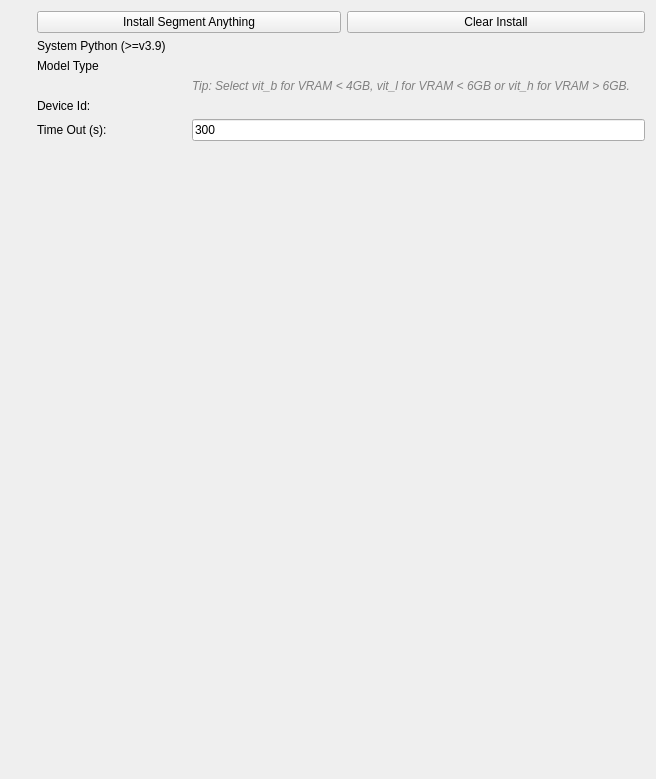
First picture: the form in Plugins/org.mitk.gui.qt.segmentation/src/QmitkSegmentAnythingPreferencePage.ui, repository MITK/MITK, before the edit.
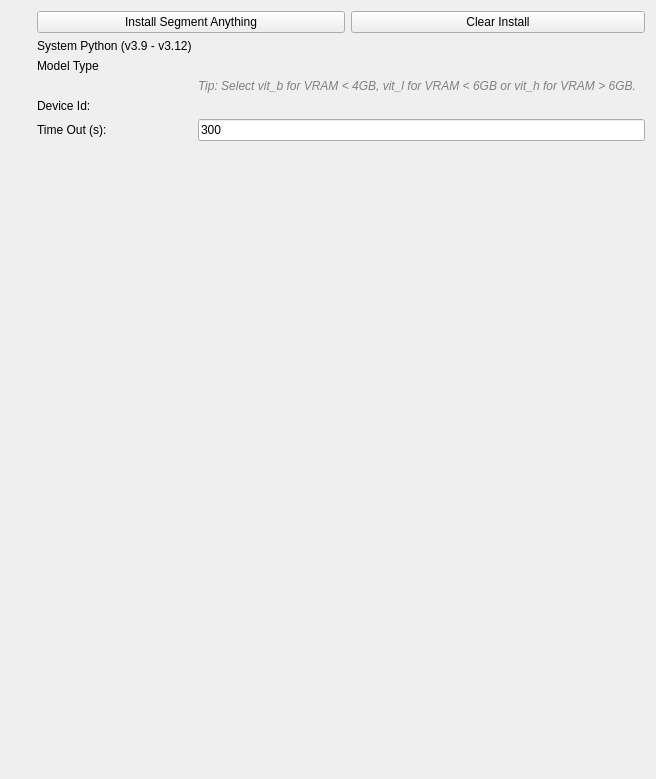
Second picture: the form after the edit. Custom widgets are drawn as their Qt base class.

Commit message: Python version range specification update

```diff
--- a/Plugins/org.mitk.gui.qt.segmentation/src/QmitkSegmentAnythingPreferencePage.ui
+++ b/Plugins/org.mitk.gui.qt.segmentation/src/QmitkSegmentAnythingPreferencePage.ui
@@ -48,7 +48,7 @@
      <item row="1" column="0">
       <widget class="QLabel" name="pythonLabel">
        <property name="text">
-        <string>System Python (>=v3.9)</string>
+        <string>System Python (v3.9 - v3.12)</string>
        </property>
       </widget>
      </item>
```
The commit also changes 1 other file.
